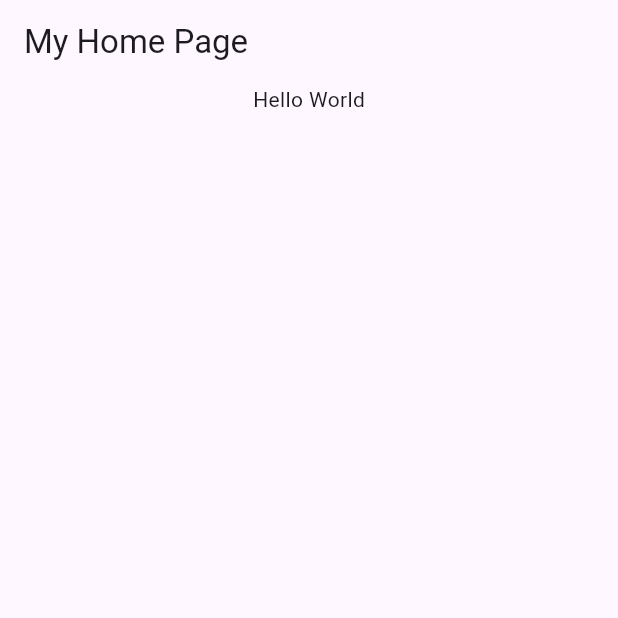
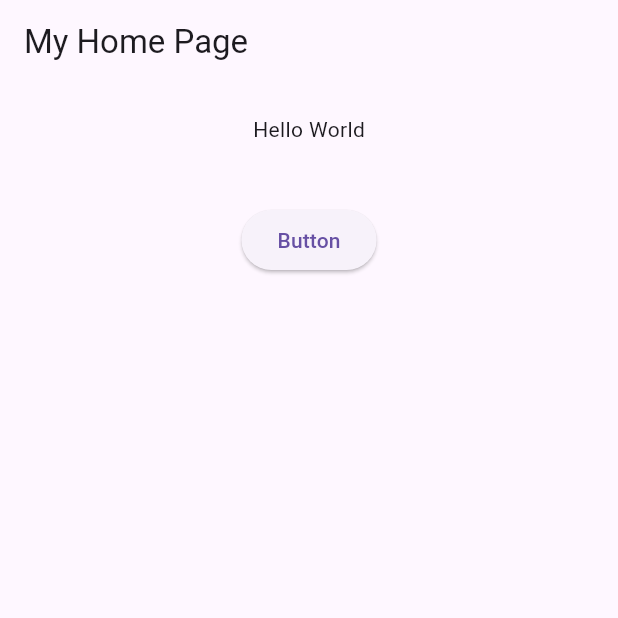
Before and after one commit to PranavSodani/Flutter-practice-, a Flutter app: the screen it shows after launch, on a phone screen of 412 x 824 dp, the top half of it. Run offline on Flutter 3.47's test engine with Material 3 defaults, Android fonts, the phone set to English and light mode, and no system bars.

Commit message:
basic hello world

```diff
--- a/flutter_application_1/lib/mainFile.dart
+++ b/flutter_application_1/lib/mainFile.dart
@@ -5,15 +5,22 @@ class mainFile extends StatelessWidget {
   @override
   Widget build(BuildContext context) {
     return Scaffold(
-      appBar: AppBar(
-        title: Text('My Home Page'),
+      appBar: AppBar(title: Text('My Home Page')),
+      body: Center(
+        child: Column(
+          children: [
+            Padding(padding: EdgeInsets.all(10)),
+            Text('Hello World'),
+            Padding(padding: EdgeInsets.all(20)),
+            ElevatedButton(
+              onPressed: () {
+                print('Click!!!');
+              },
+              child: Text('Button'),
+            ),
+          ],
+        ),
       ),
-      body: Center(child: Column(
-      children: [
-        Text(
-          'Hello World'
-        )
-      ],
-    )));
+    );
   }
 }
```
